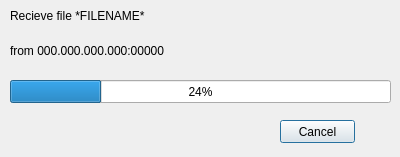
KorobovMS/NetTelecomLabs, file Lab1/recieveprogressdialog.ui: the form before one commit.
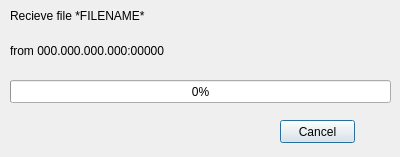
The form after the commit.

```diff
--- a/Lab1/recieveprogressdialog.ui
+++ b/Lab1/recieveprogressdialog.ui
@@ -62,7 +62,7 @@
     </rect>
    </property>
    <property name="value">
-    <number>24</number>
+    <number>0</number>
    </property>
   </widget>
  </widget>
```
